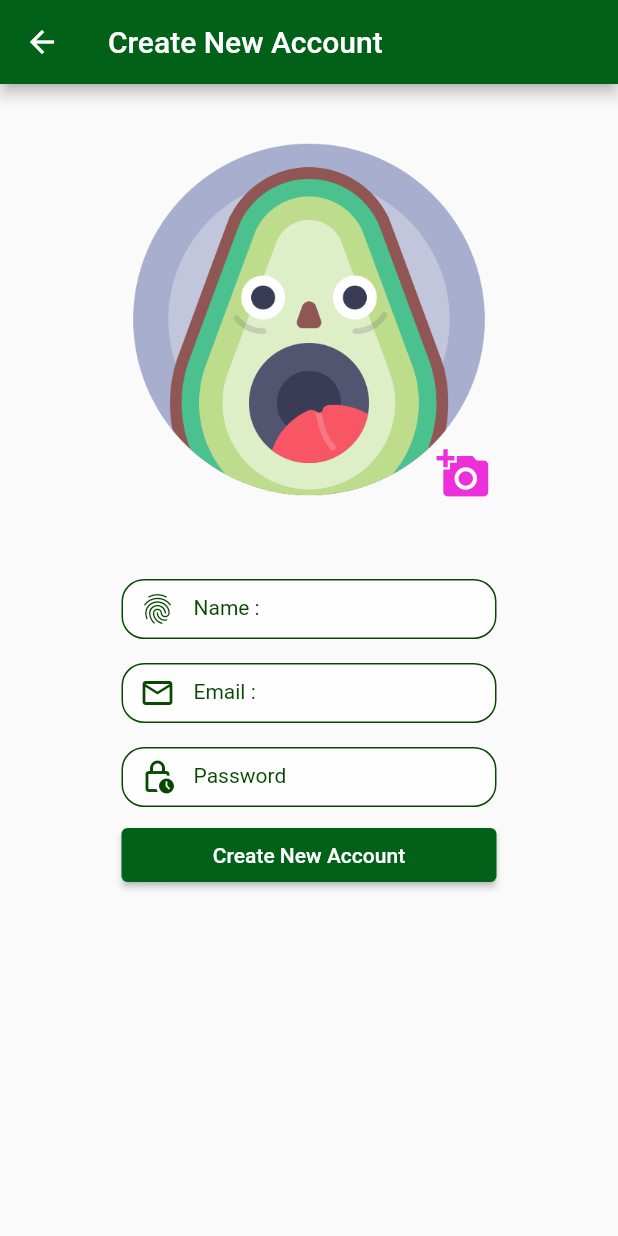
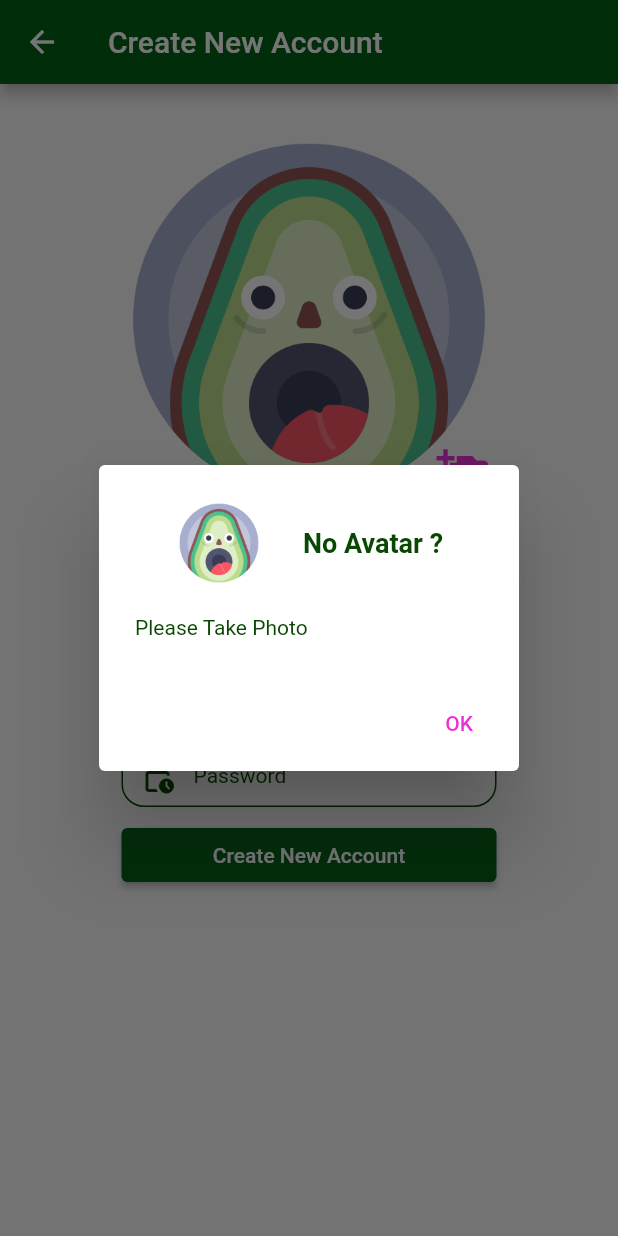
Before and after one commit to galley-la/YhinSocial, a Flutter app: the CreateAccount screen opened directly, after a tap on "Create New Account", on a phone screen of 412 x 824 dp. Run offline on Flutter 3.47's test engine with Material 2 defaults, Android fonts, the light colour scheme and no system bars; our stand-ins replace cloud_firestore, firebase_auth, firebase_core, firebase_storage, image_picker; accounts and stored records are empty.

Commit message:
finish 14may

```diff
--- a/lib/states/authen.dart
+++ b/lib/states/authen.dart
@@ -67,14 +67,14 @@ class Authen extends StatelessWidget {
     return ShowForm(
       obscue: true,
       label: 'Password :',
-      iconData: Icons.lock_outline,
+      iconData: Icons.lock_outline, changeFunc: (String string) {  },
     );
   }
 
   ShowForm newEmail() {
     return ShowForm(
       label: 'Email :',
-      iconData: Icons.contact_mail_outlined,
+      iconData: Icons.contact_mail_outlined, changeFunc: (String string) {  },
     );
   }
 
--- a/lib/states/create_account.dart
+++ b/lib/states/create_account.dart
@@ -1,4 +1,10 @@
+import 'dart:io';
+
+import 'package:cloud_firestore/cloud_firestore.dart';
+import 'package:firebase_auth/firebase_auth.dart';
+import 'package:firebase_storage/firebase_storage.dart';
 import 'package:flutter/material.dart';
+import 'package:image_picker/image_picker.dart';
 import 'package:yhinsocial/utility/my_constant.dart';
 import 'package:yhinsocial/utility/my_dialog.dart';
 import 'package:yhinsocial/widgets/show_button.dart';
@@ -6,8 +12,16 @@ import 'package:yhinsocial/widgets/show_form.dart';
 import 'package:yhinsocial/widgets/show_icon_button.dart';
 import 'package:yhinsocial/widgets/show_image.dart';
 
-class CreateAccount extends StatelessWidget {
+class CreateAccount extends StatefulWidget {
   const CreateAccount({Key? key}) : super(key: key);
+
+  @override
+  State<CreateAccount> createState() => _CreateAccountState();
+}
+
+class _CreateAccountState extends State<CreateAccount> {
+  File? file;
+  String? name, email, password;
 
   @override
   Widget build(BuildContext context) {
@@ -16,21 +30,57 @@ class CreateAccount extends StatelessWidget {
         title: const Text('Create New Account'),
         backgroundColor: MyConstant.primary,
       ),
-      body: ListView(
+      body: GestureDetector(
+        onTap: () => FocusScope.of(context).requestFocus(FocusScopeNode()),
+        child: ListView(
           children: [
             newWidget(widget: newAvatar(context: context)),
             newWidget(
-              widget: ShowForm(label: 'Name :', iconData: Icons.fingerprint)),
-          newWidget(
-              widget:
-                  ShowForm(label: 'Email :', iconData: Icons.email_outlined)),
+                widget: ShowForm(
+              label: 'Name :',
+              iconData: Icons.fingerprint,
+              changeFunc: (String string) {
+                name = string.trim();
+              },
+            )),
             newWidget(
                 widget: ShowForm(
-                  label: 'Password', iconData: Icons.lock_clock_outlined)),
+              label: 'Email :',
+              iconData: Icons.email_outlined,
+              changeFunc: (String string) {
+                email = string.trim();
+              },
+            )),
             newWidget(
-              widget:
-                  ShowButton(label: 'Create New Account', pressFunc: () {})),
+                widget: ShowForm(
+              label: 'Password',
+              iconData: Icons.lock_clock_outlined,
+              changeFunc: (String string) {
+                password = string.trim();
+              },
+            )),
+            newWidget(
+              widget: ShowButton(
+                label: 'Create New Account',
+                pressFunc: () {
+                  if (file == null) {
+                    MyDiablog(context: context).twoWayAction(
+                        title: 'No Avatar ?', subTitle: 'Please Take Photo');
+                  } else if ((name?.isEmpty ?? true) ||
+                      (email?.isEmpty ?? true) ||
+                      (password?.isEmpty ?? true)) {
+                    MyDiablog(context: context).twoWayAction(
+                        title: 'Have Space ?',
+                        subTitle:
+                            'Please Fill Every Blank \nกรุณากรอกทุกช่องด้วยค่ะ');
+                  } else {
+                    processRegister();
+                  }
+                },
+              ),
+            ),
           ],
+        ),
       ),
     );
   }
@@ -54,9 +104,11 @@ class CreateAccount extends StatelessWidget {
         height: 250,
         child: Stack(
           children: [
-            const ShowImage(
+            file == null
+                ? const ShowImage(
                     path: 'images/avatar.png',
-            ),
+                  )
+                : Image.file(file!),
             Positioned(
               bottom: 0,
               right: 0,
@@ -66,10 +118,12 @@ class CreateAccount extends StatelessWidget {
                   MyDiablog(context: context).twoWayAction(
                       pressFunc2: () {
                         Navigator.pop(context);
+                        processTakePhoto(imageSource: ImageSource.gallery);
                       },
                       label2: 'Gallery',
                       pressFunc1: () {
                         Navigator.pop(context);
+                        processTakePhoto(imageSource: ImageSource.camera);
                       },
                       label1: 'Camera',
                       title: 'Require Photo',
@@ -80,4 +134,29 @@ class CreateAccount extends StatelessWidget {
           ],
         ));
   }
+
+  Future<void> processTakePhoto({required ImageSource imageSource}) async {
+    var result = await ImagePicker().pickImage(
+      source: imageSource,
+      maxWidth: 800,
+      maxHeight: 800,
+    );
+    file = File(result!.path);
+    setState(() {});
   }
+
+  Future<void> processRegister() async {
+    await FirebaseAuth.instance
+        .createUserWithEmailAndPassword(email: email!, password: password!)
+        .then((value) {
+      String uid = value.user!.uid;
+      print('Regis Success uid = $uid');
+
+      FirebaseStorage firebaseStorage = FirebaseStorage.instance;
+      Reference reference = firebaseStorage.ref().child('avatar/$uid.jpg');
+    }).catchError((value) {
+      MyDiablog(context: context)
+          .twoWayAction(title: value.code, subTitle: value.message);
+    });
+  }
+}
--- a/lib/utility/my_dialog.dart
+++ b/lib/utility/my_dialog.dart
@@ -40,7 +40,7 @@ class MyDiablog {
               ? const SizedBox()
               : ShowTextButton(label: label2!, pressFunc: pressFunc2),
           ShowTextButton(
-              label: 'Cancel',
+              label: pressFunc1 == null ? 'OK' : 'Cancel' ,
               pressFunc: () {
                 Navigator.pop(context);
               }),
--- a/lib/widgets/show_form.dart
+++ b/lib/widgets/show_form.dart
@@ -8,11 +8,13 @@ class ShowForm extends StatelessWidget {
   final String label;
   final IconData iconData;
   final bool? obscue;
+  final Function(String) changeFunc;
   const ShowForm({
     Key? key,
     required this.label,
     required this.iconData,
     this.obscue,
+    required this.changeFunc,
   }) : super(key: key);
 
   @override
@@ -21,7 +23,7 @@ class ShowForm extends StatelessWidget {
       margin: const EdgeInsets.only(top: 16),
       width: 250,
       height: 40,
-      child: TextFormField(
+      child: TextFormField(onChanged: changeFunc,
         obscureText: obscue ?? false,
         decoration: InputDecoration(fillColor: Colors.white.withOpacity(0.8),
           filled: true,
```
Also changed, not shown: lib/main.dart (+7 -8 lines), pubspec.yaml (+7 -1 lines), pubspec.lock, 10 other files. Lines whose indentation alone changed are shown as unchanged.
